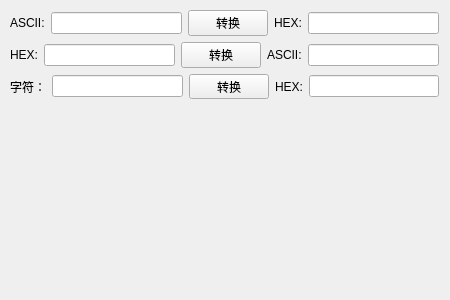
Old version of the form gzlb/Convert/convert.ui in the repository JackZ0/QTPractice.
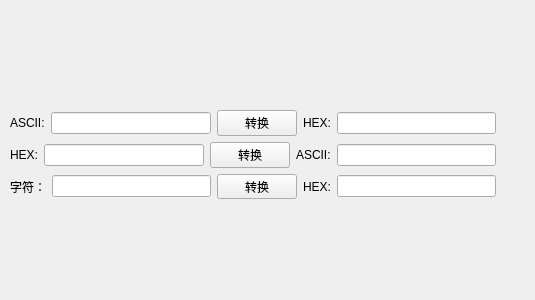
New version of the form.

Commit message: convert ascii to hex

```diff
--- a/gzlb/Convert/convert.ui
+++ b/gzlb/Convert/convert.ui
@@ -6,19 +6,19 @@
    <rect>
     <x>0</x>
     <y>0</y>
-    <width>450</width>
+    <width>535</width>
     <height>300</height>
    </rect>
   </property>
   <property name="windowTitle">
    <string>Form</string>
   </property>
-  <widget class="QWidget" name="">
+  <widget class="QWidget" name="layoutWidget">
    <property name="geometry">
     <rect>
      <x>10</x>
-     <y>10</y>
-     <width>429</width>
+     <y>110</y>
+     <width>486</width>
      <height>89</height>
     </rect>
    </property>
```
The commit also changes 4 other files.
